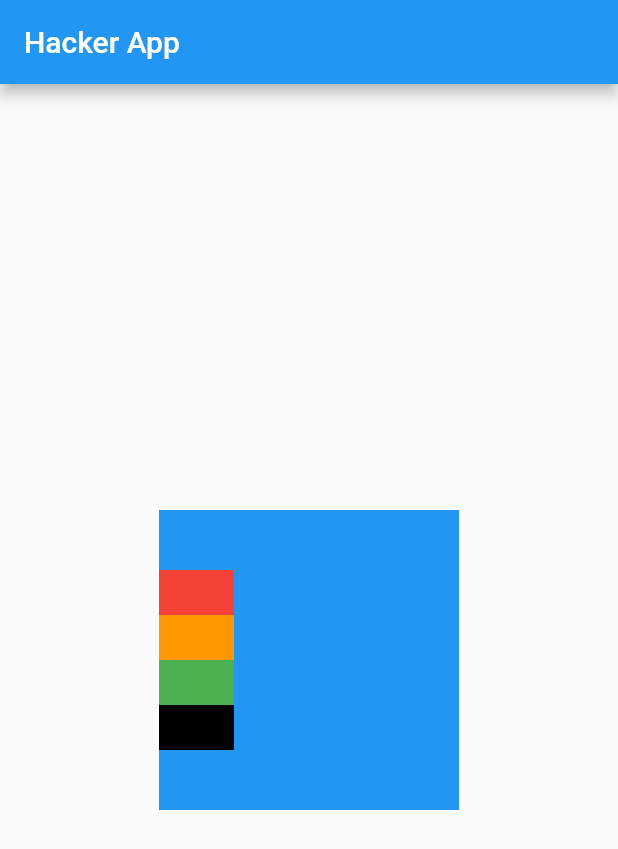
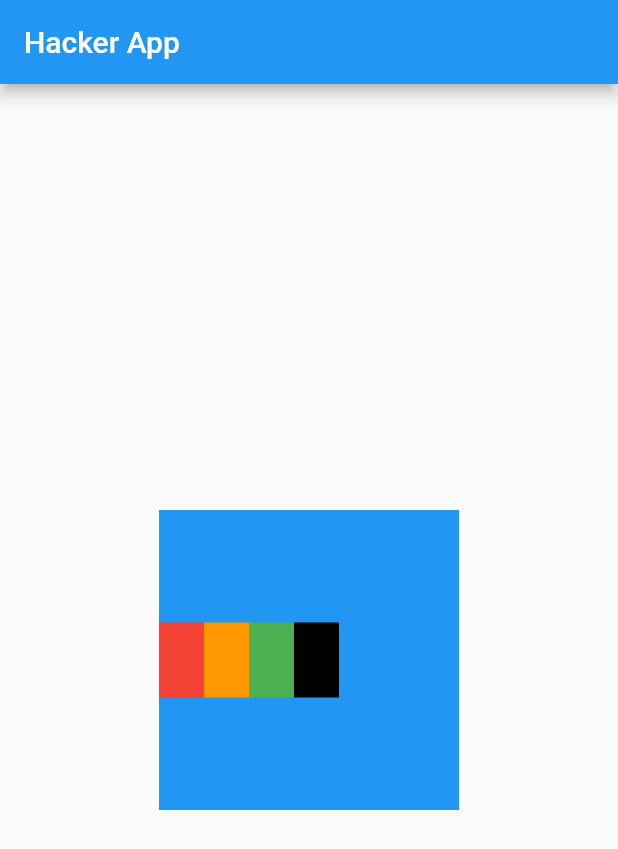
Before and after one commit to Youssefguba/flutter_beginner_course_project, a Flutter app: the screen it shows after launch, on a phone screen of 412 x 824 dp. Shown: the top 849 px of the screen. Run offline on Flutter 3.47's test engine with Material 2 defaults, Android fonts, the phone set to English and light mode, and no system bars.

Commit message:
Row Widget

```diff
--- a/lib/main.dart
+++ b/lib/main.dart
@@ -6,6 +6,9 @@ void main() {
 }
 
 class MyFirstApp extends StatelessWidget {
+  final double widthOfContainer = 30;
+  final double heightOfContainer = 50;
+
   @override
   Widget build(BuildContext context) {
     return MaterialApp(
@@ -18,28 +21,28 @@ class MyFirstApp extends StatelessWidget {
             color: Colors.blue,
             height: 200,
             width: 200,
-            child: Column(
-              mainAxisAlignment: MainAxisAlignment.center,
-              crossAxisAlignment: CrossAxisAlignment.start,
+            child: Row(
+              mainAxisAlignment: MainAxisAlignment.start,
+              crossAxisAlignment: CrossAxisAlignment.center,
               children: [
                 Container(
-                  height: 30,
-                  width: 50,
+                  height: heightOfContainer,
+                  width: widthOfContainer,
                   color: Colors.red,
                 ),
                 Container(
-                  height: 30,
-                  width: 50,
+                  height: heightOfContainer,
+                  width: widthOfContainer,
                   color: Colors.orange,
                 ),
                 Container(
-                  height: 30,
-                  width: 50,
+                  height: heightOfContainer,
+                  width: widthOfContainer,
                   color: Colors.green,
                 ),
                 Container(
-                  height: 30,
-                  width: 50,
+                  height: heightOfContainer,
+                  width: widthOfContainer,
                   color: Colors.black,
                 ),
               ],
```
